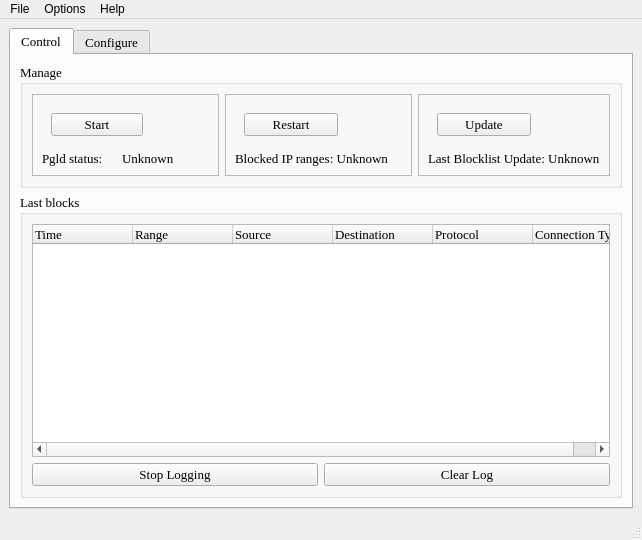
Above: pgl/pgl-gui/ui/main_window.ui from okyes/peerguardian before the change. Below: the same form after it.
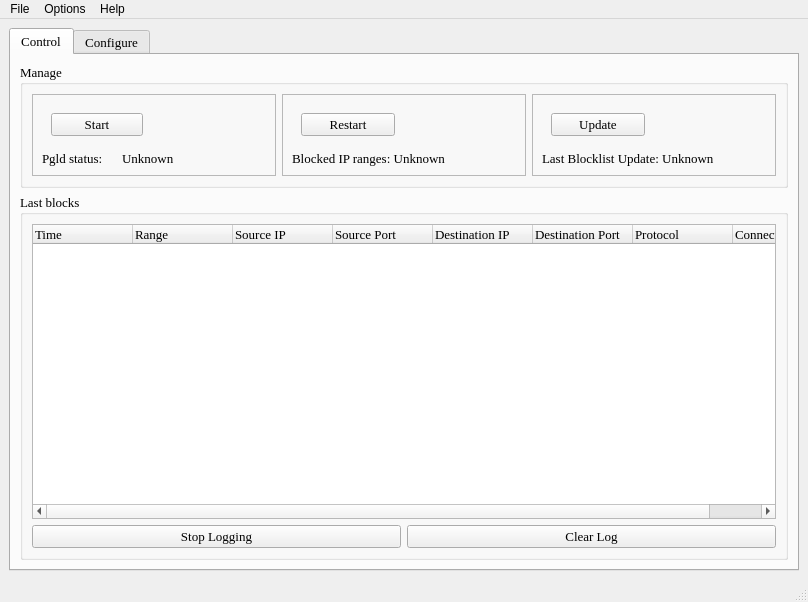
That is the form after the change. Icons and pictures are not drawn.

Commit message: Added source and dest port columns.

```diff
--- a/pgl/pgl-gui/ui/main_window.ui
+++ b/pgl/pgl-gui/ui/main_window.ui
@@ -6,8 +6,8 @@
    <rect>
     <x>0</x>
     <y>0</y>
-    <width>642</width>
-    <height>540</height>
+    <width>808</width>
+    <height>602</height>
    </rect>
   </property>
   <property name="sizePolicy">
@@ -413,12 +413,22 @@
              </column>
              <column>
               <property name="text">
-               <string>Source</string>
+               <string>Source IP</string>
               </property>
              </column>
              <column>
               <property name="text">
-               <string>Destination</string>
+               <string>Source Port</string>
+              </property>
+             </column>
+             <column>
+              <property name="text">
+               <string>Destination IP</string>
+              </property>
+             </column>
+             <column>
+              <property name="text">
+               <string>Destination Port</string>
               </property>
              </column>
              <column>
@@ -845,7 +855,7 @@
     <rect>
      <x>0</x>
      <y>0</y>
-     <width>642</width>
+     <width>808</width>
      <height>21</height>
     </rect>
    </property>
```
